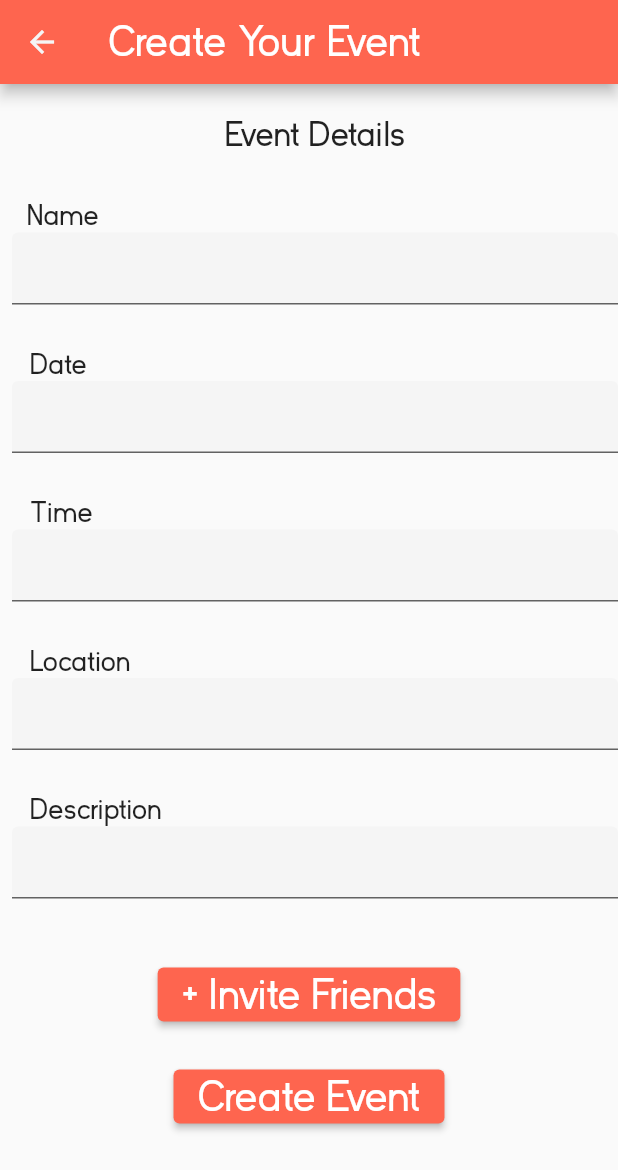
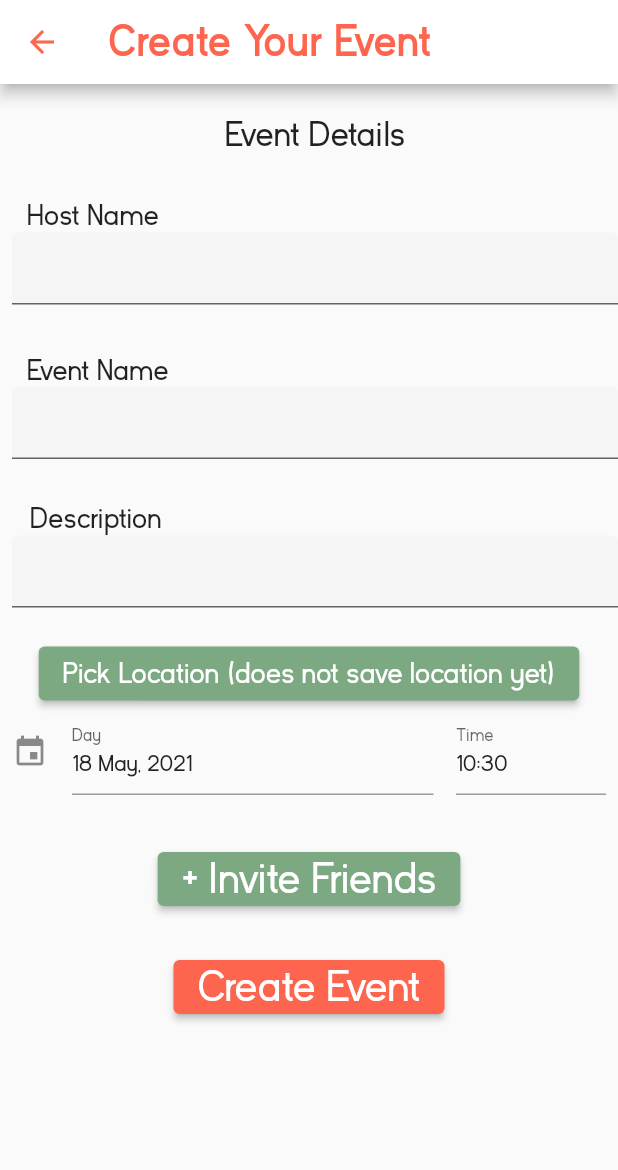
Before and after one commit to alee8599/circles, a Flutter app: the Home screen opened directly, after a tap on the "add" icon, on a phone screen of 412 x 824 dp. Shown: the top 1170 px of the screen. Run offline on Flutter 3.47's test engine with Material 2 defaults, Android fonts, the phone set to English and light mode, and no system bars; drawn by our look-alikes of date_time_picker; our stand-ins replace cloud_firestore, firebase_auth, firebase_core, flutter_svg, fluttertoast, google_maps_flutter and 1 more; missing offline and left inert: place_picker; accounts and stored records are empty.

Commit message:
events backend now updates with create and can see it in realtime

```diff
--- /dev/null
+++ b/lib/components/drawer.dart
@@ -0,0 +1,68 @@
+import 'package:circles/screens/create_circle.dart';
+import 'package:flutter/material.dart';
+import 'package:circles/theme.dart';
+import 'package:circles/screens/coming_soon.dart';
+import 'package:circles/screens/login.dart';
+import 'package:firebase_auth/firebase_auth.dart';
+
+class DrawerMenu extends StatelessWidget {
+  final auth = FirebaseAuth.instance;
+
+  @override
+  Widget build(BuildContext context) {
+    return Scaffold(
+      backgroundColor: WhiteGrey,
+      body: Drawer(
+          child: ListView(padding: EdgeInsets.zero, children: <Widget>[
+        DrawerHeader(
+            child: Text('circles',
+                style: TextStyle(
+                    color: Theme.of(context).primaryColor,
+                    fontSize: 45,
+                    fontWeight: FontWeight.bold))),
+        ListTile(
+          onTap: () {
+            Navigator.of(context)
+                .push(MaterialPageRoute(builder: (context) => ComingSoon()));
+          },
+          title: Text('Profile',
+              style: TextStyle(
+                  fontSize: 25, color: Theme.of(context).primaryColor)),
+        ),
+        ListTile(
+          onTap: () {
+            Navigator.of(context)
+                .push(MaterialPageRoute(builder: (context) => CreateCircle()));
+          },
+          title: Text('Your Circles',
+              style: TextStyle(
+                  fontSize: 25, color: Theme.of(context).primaryColor)),
+        ),
+        ListTile(
+          onTap: () {
+            Navigator.of(context)
+                .push(MaterialPageRoute(builder: (context) => ComingSoon()));
+          },
+          title: Text('Settings',
+              style: TextStyle(
+                  fontSize: 25, color: Theme.of(context).primaryColor)),
+        ),
+        SizedBox(height: 40),
+        SizedBox(height: 40),
+        SizedBox(height: 40),
+        SizedBox(height: 40),
+        SizedBox(height: 20),
+        ListTile(
+          onTap: () {
+            auth.signOut();
+            Navigator.of(context)
+                .push(MaterialPageRoute(builder: (context) => LoginScreen()));
+          },
+          title: Text('Logout',
+              style: TextStyle(
+                  color: Theme.of(context).primaryColor, fontSize: 30.0)),
+        )
+      ])),
+    );
+  }
+}
--- a/lib/components/event_card.dart
+++ b/lib/components/event_card.dart
@@ -11,7 +11,7 @@ class EventCard extends StatelessWidget {
   Widget build(BuildContext context) {
     final String eventName = event.name;
     final String eventHost = event.host;
-    final String othersText = 'test';
+    final String othersText = 'You and several others';
 
     return Container(
       height: 120.0,
@@ -33,7 +33,7 @@ class EventCard extends StatelessWidget {
                 width: 200.0,
                 child: ClipRRect(
                     borderRadius: BorderRadius.circular(6.0),
-                    child: Image.asset('lib/assets/images/Finished.jpg',
+                    child: Image.asset('lib/assets/images/fountain.jpg',
                         fit: BoxFit.cover)),
               ),
               Expanded(
--- a/lib/components/event_list.dart
+++ b/lib/components/event_list.dart
@@ -6,6 +6,7 @@ import 'dart:convert';
 import 'filters.dart';
 import 'package:circles/models/event.dart';
 import 'package:cloud_firestore/cloud_firestore.dart';
+import 'dart:math';
 
 class EventList extends StatefulWidget {
   bool public;
--- a/lib/models/event.dart
+++ b/lib/models/event.dart
@@ -3,12 +3,12 @@ import 'dart:convert';
 import 'package:cloud_firestore/cloud_firestore.dart';
 
 class Event {
-  final String name;
-  final double latitude;
-  final double longitude;
-  final String host;
+  String name;
+  double latitude;
+  double longitude;
+  String host;
   //final DateTime dateTime; include after set up the json reading
-  final String description;
+  String description;
   //final List<String> participants;
 
   Event(
--- a/lib/screens/create_event.dart
+++ b/lib/screens/create_event.dart
@@ -1,5 +1,12 @@
+import 'package:circles/screens/events.dart';
 import 'package:circles/theme.dart';
 import 'package:flutter/material.dart';
+import 'package:circles/screens/coming_soon.dart';
+import 'package:date_time_picker/date_time_picker.dart';
+import 'package:circles/models/event.dart';
+import 'package:place_picker/place_picker.dart';
+import 'package:permission_handler/permission_handler.dart';
+import 'package:cloud_firestore/cloud_firestore.dart';
 
 class CreateEvent extends StatefulWidget {
   @override
@@ -7,25 +14,70 @@ class CreateEvent extends StatefulWidget {
 }
 
 class _CreateEventState extends State<CreateEvent> {
+  String hostName;
+  String description;
+  String datetime;
+  String eventName;
+  double lat = 39.4276;
+  double long = -124.0;
+
+  Future<void> addEvent(Event newEvent) {
+    print(newEvent.name);
+    print(newEvent.host);
+    print(newEvent.description);
+    print(newEvent.latitude);
+    print(newEvent.longitude);
+    return FirebaseFirestore.instance
+        .collection('events')
+        .add(newEvent.toJson())
+        .then((value) => print('Event added'))
+        .catchError((error) => print("failed to add event"));
+  }
+
   @override
   Widget build(BuildContext context) {
+    /*void setPermissions() async {
+      Map<PermissionGroup, PermissionStatus> permissions =
+          await PermissionHandler()
+              .requestPermissions([PermissionGroup.location]);
+    }*/
+
+    void showPlacePicker() async {
+      LocationResult result = await Navigator.of(context).push(
+          MaterialPageRoute(
+              builder: (context) => PlacePicker(
+                  "AIzaSyAWav5nFZB0k0hrEnwLk-WD-Yj780OoNg4",
+                  displayLocation: LatLng(37.4276, -122.16))));
+      print(result.toString());
+      var latlong;
+      if (result != null) {
+        latlong = result.latLng;
+        lat = latlong.latitude;
+        long = latlong.longitude;
+      } else
+        print('result is null');
+    }
+
     return Scaffold(
         appBar: AppBar(
+          backgroundColor: Colors.white,
           title: Text(
             "Create Your Event",
-        textAlign: TextAlign.left,
+            textAlign: TextAlign.center,
             style: TextStyle(
-            color: Colors.white, fontSize: 30.0, fontFamily: "Kayak Sans"),
+                fontWeight: FontWeight.bold,
+                color: Theme.of(context).primaryColor,
+                fontSize: 30.0,
+                fontFamily: "Kayak Sans"),
           ),
           automaticallyImplyLeading: true,
           leading: IconButton(
             icon: Icon(Icons.arrow_back),
-          color: WhiteGrey,
-          onPressed: () => Navigator.of(context).pop(),
+            color: RedOrange,
+            onPressed: () => Navigator.of(context).maybePop(),
           ),
         ),
-      body: Column(
-        crossAxisAlignment: CrossAxisAlignment.start,
+        body: ListView(
           children: [
             Padding(
                 padding: EdgeInsets.only(top: 20.0, bottom: 16.0, left: 150.0),
@@ -37,37 +89,21 @@ class _CreateEventState extends State<CreateEvent> {
                 )),
             Padding(
                 padding: EdgeInsets.only(top: 12.0, left: 18.0),
-              child: Text("Name", style: TextStyle(fontSize: 20.0))),
+                child: Text("Host Name", style: TextStyle(fontSize: 20.0))),
             Padding(
               padding: const EdgeInsets.only(left: 8.0, bottom: 20.0),
               child: TextField(
+                  onChanged: (value) => {hostName = value},
                   decoration:
                       InputDecoration(fillColor: WhiteGrey, filled: true)),
             ),
             Padding(
-              padding: EdgeInsets.only(top: 8.0, left: 20.0),
-              child: Text("Date", style: TextStyle(fontSize: 20.0))),
+                padding: EdgeInsets.only(top: 12.0, left: 18.0),
+                child: Text("Event Name", style: TextStyle(fontSize: 20.0))),
             Padding(
               padding: const EdgeInsets.only(left: 8.0, bottom: 20.0),
               child: TextField(
-                decoration:
-                    InputDecoration(fillColor: WhiteGrey, filled: true)),
-          ),
-          Padding(
-              padding: EdgeInsets.only(top: 8.0, left: 20.0),
-              child: Text("Time", style: TextStyle(fontSize: 20.0))),
-          Padding(
-            padding: const EdgeInsets.only(left: 8.0, bottom: 20.0),
-            child: TextField(
-                decoration:
-                    InputDecoration(fillColor: WhiteGrey, filled: true)),
-          ),
-          Padding(
-              padding: EdgeInsets.only(top: 8.0, left: 20.0),
-              child: Text("Location", style: TextStyle(fontSize: 20.0))),
-          Padding(
-            padding: const EdgeInsets.only(left: 8.0, bottom: 20.0),
-            child: TextField(
+                  onChanged: (value) => {eventName = value},
                   decoration:
                       InputDecoration(fillColor: WhiteGrey, filled: true)),
             ),
@@ -75,39 +111,62 @@ class _CreateEventState extends State<CreateEvent> {
                 padding: EdgeInsets.only(top: 8.0, left: 20.0),
                 child: Text("Description", style: TextStyle(fontSize: 20.0))),
             Padding(
-            padding: const EdgeInsets.only(left: 8.0, bottom: 40.0),
+              padding: const EdgeInsets.only(left: 8.0, bottom: 20.0),
               child: TextField(
+                  onChanged: (value) => {description = value},
                   decoration:
                       InputDecoration(fillColor: WhiteGrey, filled: true)),
             ),
-          Row(
-            mainAxisAlignment: MainAxisAlignment.spaceAround,
-            children: [
-              ElevatedButton(
+            Center(
+                child: ElevatedButton(
+              style: ElevatedButton.styleFrom(
+                primary: Green,
+              ),
+              child: Text(
+                "Pick Location (does not save location yet)",
+                style: TextStyle(fontSize: 20.0),
+              ),
+              onPressed: () {
+                showPlacePicker();
+              },
+            )),
+            Container(
+                padding:
+                    const EdgeInsets.only(left: 8.0, bottom: 20.0, right: 8.0),
+                child: DateTimePicker(
+                  type: DateTimePickerType.dateTimeSeparate,
+                  dateMask: 'd MMM, yyyy',
+                  initialValue: DateTime.now().toString(),
+                  firstDate: DateTime(2000),
+                  lastDate: DateTime(2100),
+                  icon: Icon(Icons.event),
+                  dateLabelText: 'Day',
+                  timeLabelText: "Time",
+                  onChanged: (val) => datetime = val,
+                  onSaved: (val) => datetime = val,
+                )),
+            Center(
+              child: Padding(
+                padding: const EdgeInsets.symmetric(vertical: 12.0),
+                child: ElevatedButton(
                   child: Text(
                     '+ Invite Friends',
                     style: TextStyle(fontSize: 30.0),
                   ),
                   style: ElevatedButton.styleFrom(
-                  primary: RedOrange,
+                    primary: Green,
                   ),
                   onPressed: () {
-                  print('Pressed');
+                    Navigator.of(context).push(
+                        MaterialPageRoute(builder: (context) => ComingSoon()));
                   },
                 ),
-              // ElevatedButton(
-              //     child: Text('Sign up'),
-              //     style: ElevatedButton.styleFrom(
-              //         primary: Theme.of(context).accentColor),
-              //     //onPressed: () => _signup(_email, _password))
-              // )
-            ],
               ),
-          Padding(padding: EdgeInsets.only(bottom: 20.0)),
-          Row(
-            mainAxisAlignment: MainAxisAlignment.spaceAround,
-            children: [
-              ElevatedButton(
+            ),
+            Center(
+              child: Padding(
+                padding: const EdgeInsets.symmetric(vertical: 12.0),
+                child: ElevatedButton(
                   child: Text(
                     'Create Event',
                     style: TextStyle(fontSize: 30.0),
@@ -116,16 +175,20 @@ class _CreateEventState extends State<CreateEvent> {
                     primary: RedOrange,
                   ),
                   onPressed: () {
-                  print('Pressed');
+                    Event newEvent = Event(
+                        name: eventName,
+                        host: hostName,
+                        description: description,
+                        latitude: lat,
+                        longitude: long);
+                    addEvent(newEvent);
+                    Navigator.pushReplacement(
+                      context,
+                      MaterialPageRoute(builder: (context) => Events()),
+                    );
                   },
                 ),
-              // ElevatedButton(
-              //     child: Text('Sign up'),
-              //     style: ElevatedButton.styleFrom(
-              //         primary: Theme.of(context).accentColor),
-              //     //onPressed: () => _signup(_email, _password))
-              // )
-            ],
+              ),
             )
           ],
         ));
--- a/lib/screens/events.dart
+++ b/lib/screens/events.dart
@@ -11,6 +11,7 @@ import 'package:firebase_auth/firebase_auth.dart';
 import 'dart:math';
 import 'login.dart';
 import 'package:circles/screens/create_event.dart';
+import 'package:circles/components/drawer.dart';
 
 class Events extends StatefulWidget {
   bool public;
@@ -120,13 +121,6 @@ class _EventsState extends State<Events> with SingleTickerProviderStateMixin {
   Widget build(BuildContext context) {
     fetchMarkersList();
 
-//    print('all markers');
-//    print(allMarkers);
-
-//    AuthenticationService _authService = new AuthenticationService();
-// note: this is always null :(
-//    print(_authService.currentUser);
-
     final rightSlide = MediaQuery.of(context).size.width * 0.6;
 
     return SafeArea(
@@ -167,7 +161,13 @@ class _EventsState extends State<Events> with SingleTickerProviderStateMixin {
                         top = input;
                       })
                     }),
-            AnimatedCrossFade(
+            Header(context),
+          ],
+        ));
+  }
+
+  AnimatedCrossFade Header(BuildContext context) {
+    return AnimatedCrossFade(
       duration: const Duration(milliseconds: 150),
       firstChild: Container(
           color: Colors.white,
@@ -182,10 +182,9 @@ class _EventsState extends State<Events> with SingleTickerProviderStateMixin {
                         fontWeight: FontWeight.bold)),
                 ElevatedButton(
                   onPressed: () {
-                            Navigator.push(
+                    Navigator.pushReplacement(
                       context,
-                              MaterialPageRoute(
-                                  builder: (context) => CreateEvent()),
+                      MaterialPageRoute(builder: (context) => CreateEvent()),
                     );
                   },
                   child: Icon(Icons.add, color: Colors.white),
@@ -224,8 +223,7 @@ class _EventsState extends State<Events> with SingleTickerProviderStateMixin {
                   onPressed: () {
                     Navigator.push(
                       context,
-                              MaterialPageRoute(
-                                  builder: (context) => CreateEvent()),
+                      MaterialPageRoute(builder: (context) => CreateEvent()),
                     );
                   },
                   child: Icon(Icons.add, color: Colors.white),
@@ -236,59 +234,6 @@ class _EventsState extends State<Events> with SingleTickerProviderStateMixin {
               ])),
       crossFadeState:
           top ? CrossFadeState.showFirst : CrossFadeState.showSecond,
-            ),
-          ],
-        ));
-  }
-}
-
-class DrawerMenu extends StatelessWidget {
-  @override
-  Widget build(BuildContext context) {
-    return Scaffold(
-      backgroundColor: WhiteGrey,
-      body: Drawer(
-          child: ListView(padding: EdgeInsets.zero, children: <Widget>[
-        DrawerHeader(
-            child: Text('circles',
-                style: TextStyle(
-                    color: Theme.of(context).primaryColor,
-                    fontSize: 45,
-                    fontWeight: FontWeight.bold))),
-        ListTile(
-          onTap: () {},
-          title: Text('Profile',
-              style: TextStyle(
-                  fontSize: 25, color: Theme.of(context).primaryColor)),
-        ),
-        ListTile(
-          onTap: () {},
-          title: Text('Your Circles',
-              style: TextStyle(
-                  fontSize: 25, color: Theme.of(context).primaryColor)),
-        ),
-        ListTile(
-          onTap: () {},
-          title: Text('Settings',
-              style: TextStyle(
-                  fontSize: 25, color: Theme.of(context).primaryColor)),
-        ),
-        SizedBox(height: 40),
-        SizedBox(height: 40),
-        SizedBox(height: 40),
-        SizedBox(height: 40),
-        SizedBox(height: 20),
-        ListTile(
-          onTap: () {
-            auth.signOut();
-            Navigator.of(context).pushReplacement(
-                MaterialPageRoute(builder: (context) => LoginScreen()));
-          },
-          title: Text('Logout',
-              style: TextStyle(
-                  color: Theme.of(context).primaryColor, fontSize: 30.0)),
-        )
-      ])),
     );
   }
 }
--- a/lib/screens/login.dart
+++ b/lib/screens/login.dart
@@ -31,8 +31,8 @@ class _LoginScreenState extends State<LoginScreen> {
                   padding: const EdgeInsets.all(10.0),
                   child: Image.asset(
                       'lib/assets/images/circles_loginscreen.png',
-                      fit: BoxFit.cover,
-                      width: double.infinity),
+                      fit: BoxFit.contain,
+                      width: MediaQuery.of(context).size.width),
                 ),
               ),
               Padding(
--- a/pubspec.yaml
+++ b/pubspec.yaml
@@ -24,6 +24,7 @@ dependencies:
   flutter:
     sdk: flutter
 
+  date_time_picker: "^2.0.0"
 
   # The following adds the Cupertino Icons font to your application.
   # Use with the CupertinoIcons class for iOS style icons.
@@ -34,6 +35,8 @@ dependencies:
   google_maps_flutter: ^2.0.3
   cloud_firestore: ^2.1.0
   flutter_svg: ^0.22.0
+  place_picker: ^0.9.19-nullsafety
+  permission_handler: ^7.1.0
 
 dev_dependencies:
   flutter_test:
```
Also changed, not shown: lib/screens/coming_soon.dart (added, +42 -0 lines), lib/screens/single_event_screen.dart (+11 -11 lines), pubspec.lock, 5 other files. Lines whose indentation alone changed are shown as unchanged.
